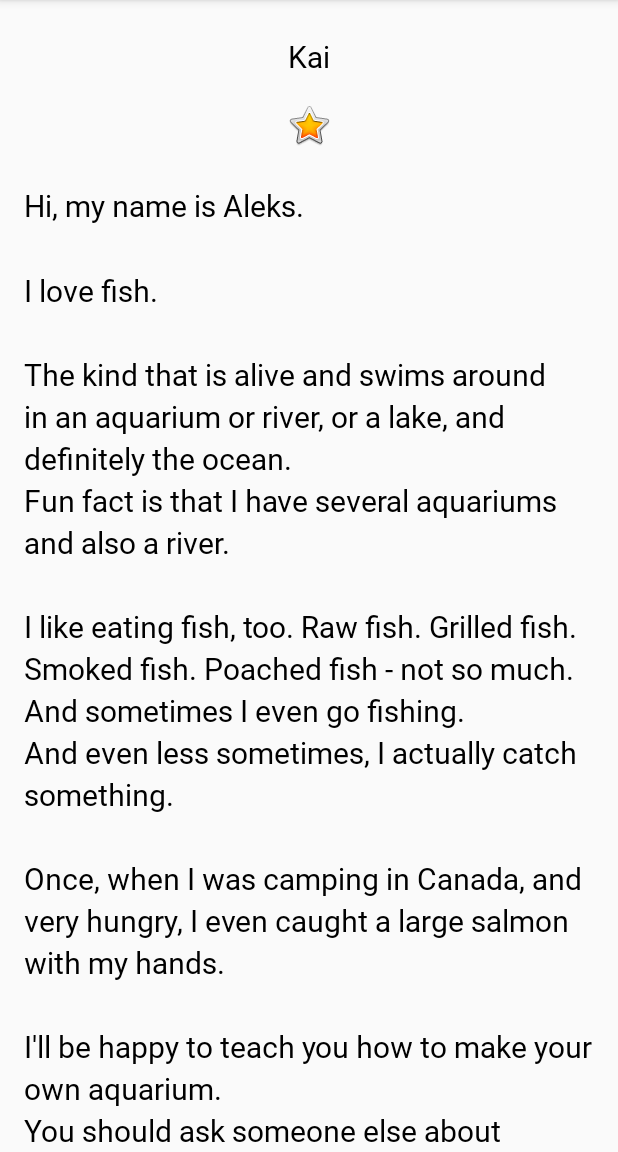
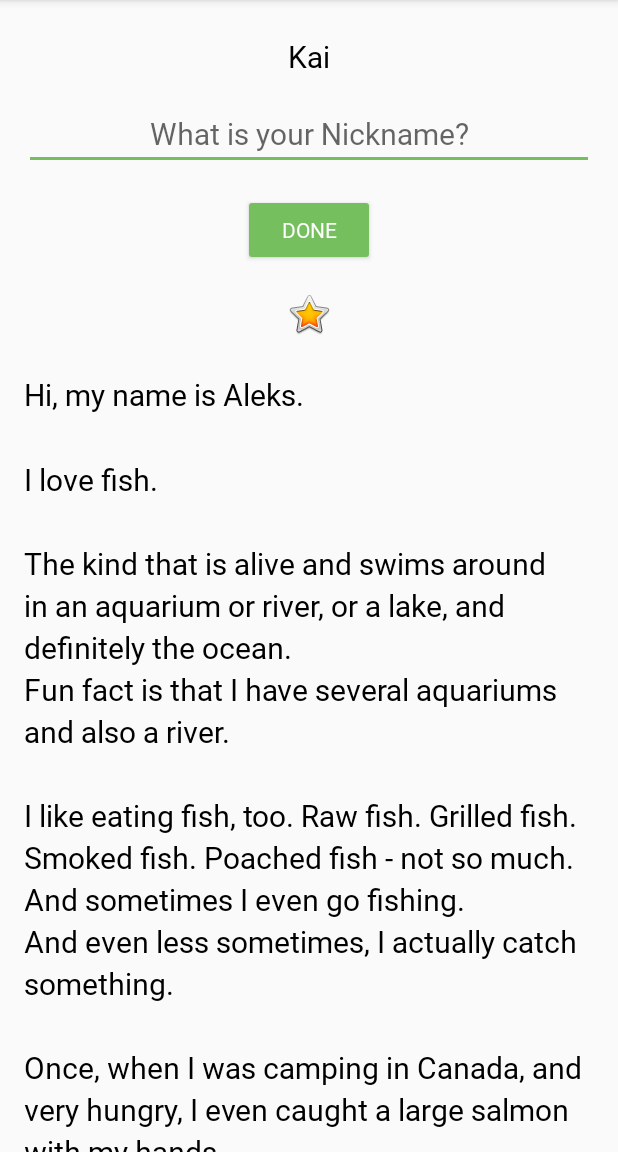
Before and after one commit to doannnd/AboutMe, an Android app: the screen it shows after launch (MainActivity), on a phone screen of 412 x 824 dp, the part 84-1236 px from its top. Run offline under Robolectric (Android 15) with nearby library versions, the phone set to English and light mode, and no system bars.

Commit message:
finished project

```diff
--- a/app/src/main/res/layout/activity_main.xml
+++ b/app/src/main/res/layout/activity_main.xml
@@ -4,26 +4,57 @@
     xmlns:tools="http://schemas.android.com/tools"
     android:layout_width="match_parent"
     android:layout_height="match_parent"
+    android:orientation="vertical"
     android:paddingStart="16dp"
     android:paddingEnd="16dp"
-    android:orientation="vertical"
     tools:context=".MainActivity">
 
     <TextView
         android:id="@+id/name_text"
+        style="@style/NameStyle"
         android:layout_width="match_parent"
         android:layout_height="wrap_content"
         android:text="@string/name"
+        android:textAlignment="center" />
+
+    <EditText
+        android:id="@+id/nickname_edit"
+        style="@style/NameStyle"
+        android:layout_width="match_parent"
+        android:layout_height="wrap_content"
+        android:ems="10"
+        android:hint="@string/what_is_your_nickname"
+        android:inputType="textPersonName"
         android:textAlignment="center"
-        style="@style/NameStyle" />
+        tools:ignore="Autofill" />
+
+    <Button
+        android:id="@+id/done_button"
+        style="@style/Widget.AppCompat.Button.Colored"
+        android:layout_width="wrap_content"
+        android:layout_height="wrap_content"
+        android:layout_gravity="center"
+        android:layout_marginTop="@dimen/layout_margin"
+        android:fontFamily="@font/roboto"
+        android:text="@string/done" />
+
+    <TextView
+        android:id="@+id/nickname_text"
+        style="@style/NameStyle"
+        android:layout_width="match_parent"
+        android:layout_height="wrap_content"
+        android:background="@color/colorAccent"
+        android:paddingBottom="@dimen/small_padding"
+        android:textAlignment="center"
+        android:visibility="gone" />
 
     <ImageView
         android:id="@+id/star_image"
         android:layout_width="match_parent"
         android:layout_height="wrap_content"
         android:layout_marginTop="@dimen/layout_margin"
-        app:srcCompat="@android:drawable/btn_star_big_on"
-        android:contentDescription="@string/yellow_star" />
+        android:contentDescription="@string/yellow_star"
+        app:srcCompat="@android:drawable/btn_star_big_on" />
 
     <ScrollView
         android:id="@+id/bio_scroll"
@@ -36,8 +67,8 @@
             style="@style/NameStyle"
             android:layout_width="match_parent"
             android:layout_height="wrap_content"
-            android:text="@string/bio"
-            android:lineSpacingMultiplier="1.2"/>
+            android:lineSpacingMultiplier="1.2"
+            android:text="@string/bio" />
 
     </ScrollView>
 
--- a/app/src/main/res/values/colors.xml
+++ b/app/src/main/res/values/colors.xml
@@ -2,5 +2,5 @@
 <resources>
     <color name="colorPrimary">#008577</color>
     <color name="colorPrimaryDark">#00574B</color>
-    <color name="colorAccent">#D81B60</color>
+    <color name="colorAccent">#76bf5e</color>
 </resources>
--- a/app/src/main/res/values/strings.xml
+++ b/app/src/main/res/values/strings.xml
@@ -12,4 +12,7 @@
 \n\nOnce, when I was camping in Canada, and very hungry, I even caught a large salmon with my hands.
 \n\nI\'ll be happy to teach you how to make your own aquarium.
 \nYou should ask someone else about fishing, though.\n\n</string>
+
+    <string name="what_is_your_nickname">What is your Nickname?</string>
+    <string name="done">Done</string>
 </resources>
```
Also changed, not shown: app/src/main/java/com/nguyendinhdoan/aboutme/MainActivity.kt (+44 -0 lines).
